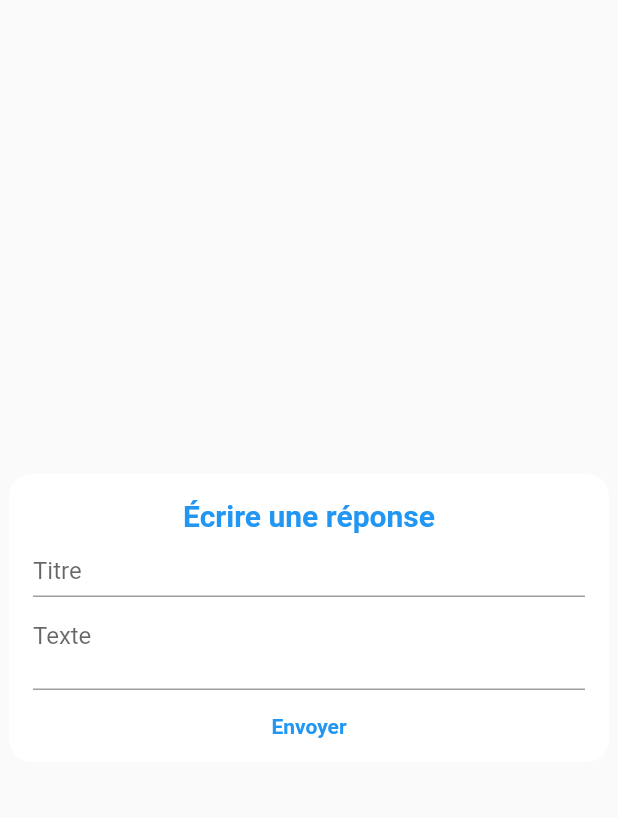
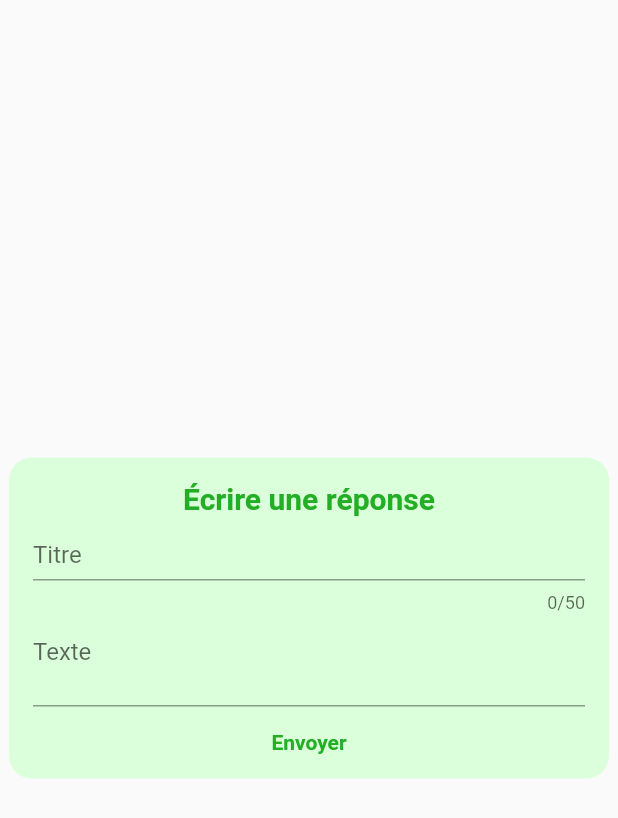
Before and after one commit to alexandrejanin/arbre_a_lettres, a Flutter app: the LetterAddPanel widget shown alone on an empty page, opened directly with empty values, on a phone screen of 412 x 824 dp. Shown: the top 818 px of the screen. Run offline on Flutter 3.47's test engine with Material 2 defaults, Android fonts, the phone set to English and light mode, and no system bars; missing offline and left inert: universal_html.

```diff
--- a/lib/letter_add_panel.dart
+++ b/lib/letter_add_panel.dart
@@ -32,7 +32,7 @@ class _LetterAddPanelState extends State<LetterAddPanel> {
           width: 400,
           padding: const EdgeInsets.all(16),
           decoration: BoxDecoration(
-            color: Colors.white,
+            color: Color(0xFFDBFFDB),
             borderRadius: BorderRadius.circular(15),
           ),
           child: Column(
@@ -41,7 +41,7 @@ class _LetterAddPanelState extends State<LetterAddPanel> {
               Text(
                 'Écrire une réponse',
                 style: TextStyle(
-                  color: Colors.blue,
+                  color: Color(0xFF23AE26),
                   fontWeight: FontWeight.bold,
                   fontSize: 20,
                 ),
@@ -50,6 +50,7 @@ class _LetterAddPanelState extends State<LetterAddPanel> {
               TextField(
                 controller: _title,
                 maxLines: 1,
+                maxLength: 50,
                 decoration: InputDecoration(
                   isDense: true,
                   hintText: 'Titre',
@@ -83,7 +84,7 @@ class _LetterAddPanelState extends State<LetterAddPanel> {
                 child: Text(
                   'Envoyer',
                   style: TextStyle(
-                    color: Colors.blue,
+                    color: Color(0xFF23AE26),
                     fontWeight: FontWeight.bold,
                   ),
                 ),
--- a/lib/main.dart
+++ b/lib/main.dart
@@ -12,8 +12,7 @@ class MyApp extends StatelessWidget {
     return MaterialApp(
       title: 'Flutter Demo',
       theme: ThemeData(
-        primarySwatch: Colors.blue,
-        visualDensity: VisualDensity.adaptivePlatformDensity,
+        primaryColor: Color(0xFF23AE26),
       ),
       home: TreePage(
         letter: Letter(
@@ -33,7 +32,8 @@ class MyApp extends StatelessWidget {
               children: [
                 Letter(
                   date: DateTime.now(),
-                  title: 'Troisième réponse',
+                  title:
+                      'Troisième réponse',
                   text: 'Ceci est la troisième réponse',
                 ),
               ],
--- a/lib/tree.dart
+++ b/lib/tree.dart
@@ -11,6 +11,7 @@ class TreePage extends StatelessWidget {
   @override
   Widget build(BuildContext context) {
     return Material(
+      color: Color(0xFF87CEEB),
       child: SingleChildScrollView(
         reverse: true,
         padding: const EdgeInsets.all(50),
```
Also changed, not shown: lib/tree_node.dart (+16 -13 lines).
